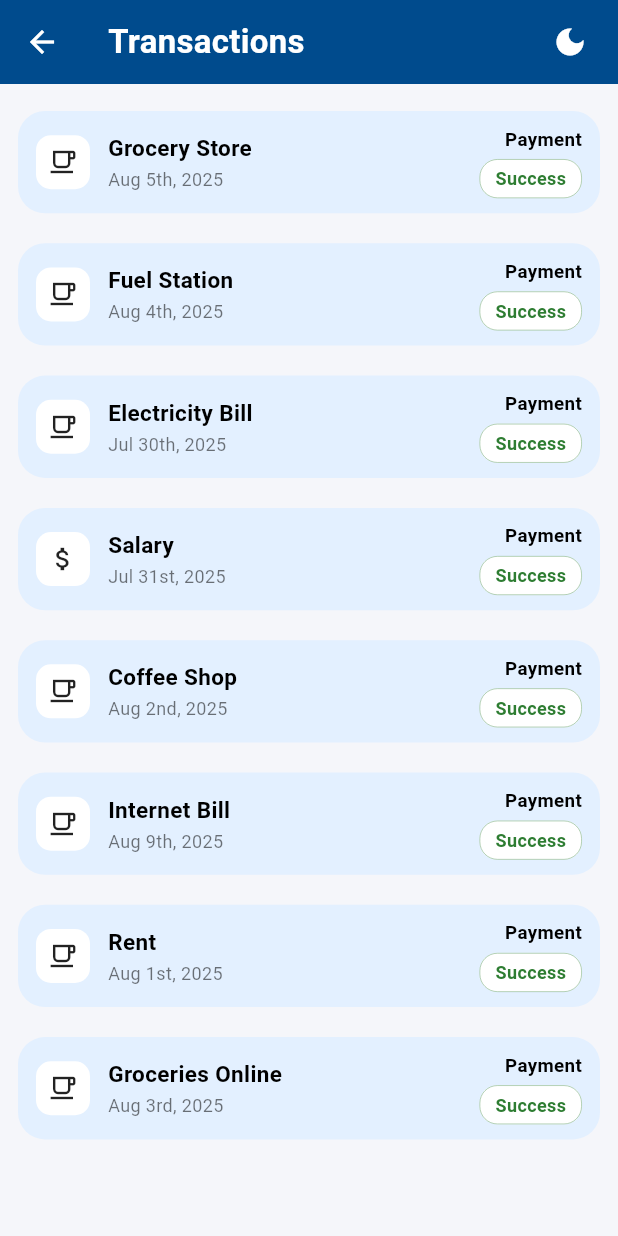
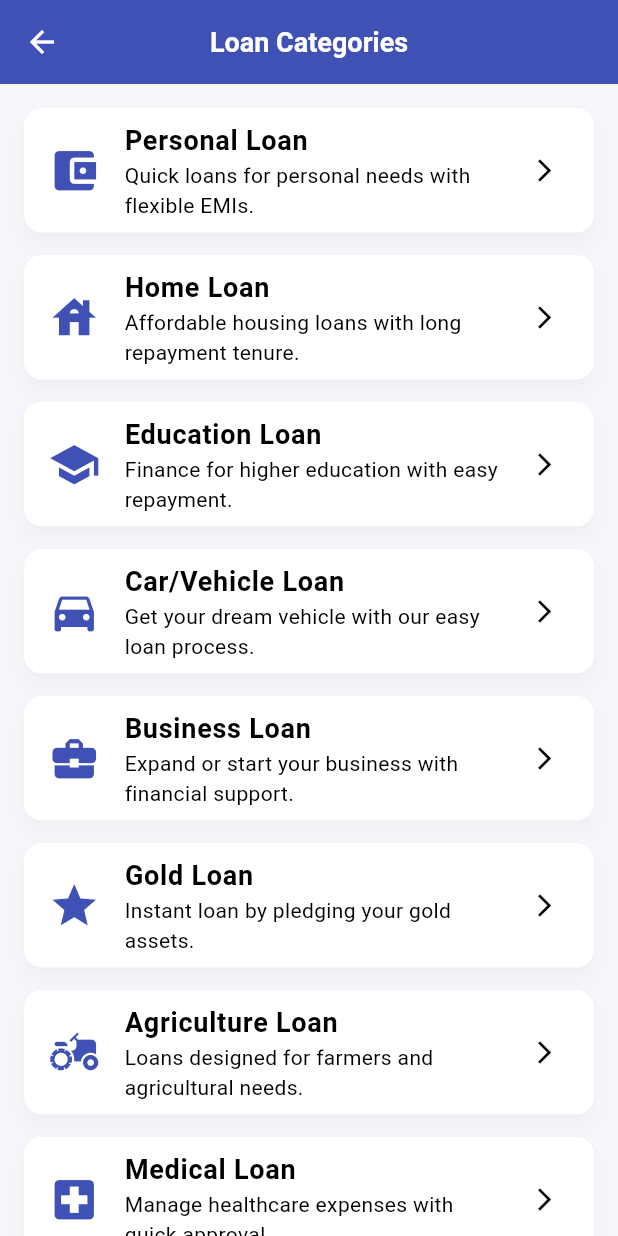
Before and after one commit to Nikunja0611/CrediSense, a Flutter app: the DashboardScreen screen opened by its route, item 2 of the bottom bar chosen, on a phone screen of 412 x 824 dp. Run offline on Flutter 3.47's test engine with Material 3 defaults, Android fonts, the phone set to English and light mode, and no system bars; our stand-ins replace fl_chart, google_fonts; accounts and stored records are empty.

Commit message:
User Loan Tab Updated

```diff
--- a/lib/routers.dart
+++ b/lib/routers.dart
@@ -3,6 +3,7 @@ import 'screens/auth/login_screen.dart';
 import 'screens/auth/signup_screen.dart';
 import 'screens/user/dashboard_screen.dart';
 import 'screens/user/transactions_screen.dart';
+import 'screens/user/loan_users.dart';
 import 'screens/user/credit_score_screen.dart';
 import 'screens/user/settings_screen.dart';
 import 'screens/admin/admin_dashboard_screen.dart';
@@ -16,6 +17,7 @@ class Routes {
   static const signup = '/signup';
   static const dashboard = '/dashboard';
   static const transactions = '/transactions';
+  static const loanuser = '/loanuser';
   static const creditScore = '/credit';
   static const settings = '/settings';
   static const admin = '/admin';
@@ -30,6 +32,7 @@ class Routes {
       signup: (ctx) => const SignupScreen(),
       dashboard: (ctx) =>  DashboardScreen(),
       transactions: (ctx) => const TransactionsScreen(),
+      loanuser: (ctx) => const LoanUser(),
       creditScore: (ctx) => const CreditScoreScreen(),
       settings: (ctx) => const SettingsScreen(),
       admin: (ctx) => const AdminDashboardScreen(),
--- a/lib/screens/user/dashboard_screen.dart
+++ b/lib/screens/user/dashboard_screen.dart
@@ -261,7 +261,7 @@ class _BottomBar extends StatelessWidget {
             Navigator.pushNamed(context, Routes.creditScore);
           }),
           _navItem(context, Icons.attach_money_rounded, 'Loan', () {
-            Navigator.pushNamed(context, Routes.transactions);
+            Navigator.pushNamed(context, Routes.loanuser);
           }),
           _navItem(context, Icons.psychology_alt_rounded, 'AI Insights', () {
   Navigator.push(
--- /dev/null
+++ b/lib/screens/user/loan_users.dart
@@ -0,0 +1,102 @@
+
+
+import 'package:flutter/material.dart';
+import 'loan_detail_screen.dart';
+
+class LoanUser extends StatelessWidget {
+  const LoanUser({super.key});
+
+  final List<Map<String, dynamic>> loanCategories = const [
+    {
+      "title": "Personal Loan",
+      "description": "Quick loans for personal needs with flexible EMIs.",
+      "icon": Icons.account_balance_wallet,
+    },
+    {
+      "title": "Home Loan",
+      "description": "Affordable housing loans with long repayment tenure.",
+      "icon": Icons.house,
+    },
+    {
+      "title": "Education Loan",
+      "description": "Finance for higher education with easy repayment.",
+      "icon": Icons.school,
+    },
+    {
+      "title": "Car/Vehicle Loan",
+      "description": "Get your dream vehicle with our easy loan process.",
+      "icon": Icons.directions_car,
+    },
+    {
+      "title": "Business Loan",
+      "description": "Expand or start your business with financial support.",
+      "icon": Icons.business_center,
+    },
+    {
+      "title": "Gold Loan",
+      "description": "Instant loan by pledging your gold assets.",
+      "icon": Icons.star,
+    },
+    {
+      "title": "Agriculture Loan",
+      "description": "Loans designed for farmers and agricultural needs.",
+      "icon": Icons.agriculture,
+    },
+    {
+      "title": "Medical Loan",
+      "description": "Manage healthcare expenses with quick approval.",
+      "icon": Icons.local_hospital,
+    },
+    {
+      "title": "Travel Loan",
+      "description": "Explore the world with financial support for travel.",
+      "icon": Icons.flight_takeoff,
+    },
+  ];
+
+  @override
+  Widget build(BuildContext context) {
+    return Scaffold(
+      appBar: AppBar(
+        title: const Text("Loan Categories"),
+        centerTitle: true,
+        backgroundColor: Colors.indigo,
+      ),
+      body: ListView.builder(
+        padding: const EdgeInsets.all(16),
+        itemCount: loanCategories.length,
+        itemBuilder: (context, index) {
+          final loan = loanCategories[index];
+          return Card(
+            shape: RoundedRectangleBorder(
+              borderRadius: BorderRadius.circular(12),
+            ),
+            elevation: 4,
+            margin: const EdgeInsets.only(bottom: 15),
+            child: ListTile(
+              leading: Icon(loan["icon"], size: 35, color: Colors.indigo),
+              title: Text(
+                loan["title"],
+                style: const TextStyle(fontWeight: FontWeight.bold, fontSize: 18),
+              ),
+              subtitle: Text(loan["description"]),
+              trailing: const Icon(Icons.arrow_forward_ios, size: 18),
+              onTap: () {
+                Navigator.push(
+                  context,
+                  MaterialPageRoute(
+                    builder: (_) => LoanDetailScreen(
+                      loanTitle: loan["title"],
+                      loanDescription: loan["description"],
+                      icon: loan["icon"],
+                    ),
+                  ),
+                );
+              },
+            ),
+          );
+        },
+      ),
+    );
+  }
+}
```
Also changed, not shown: lib/screens/user/loan_apply_form.dart (added, +88 -0 lines), lib/screens/user/loan_detail_screen.dart (added, +80 -0 lines), 1 other file.
